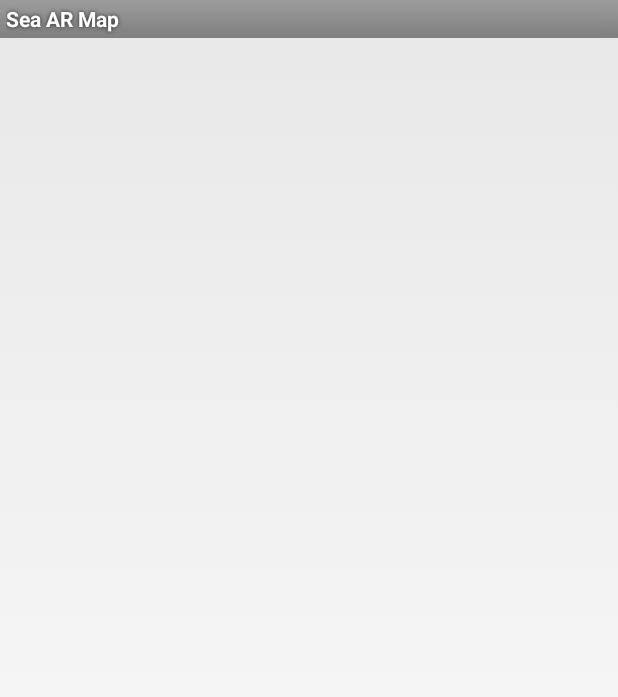
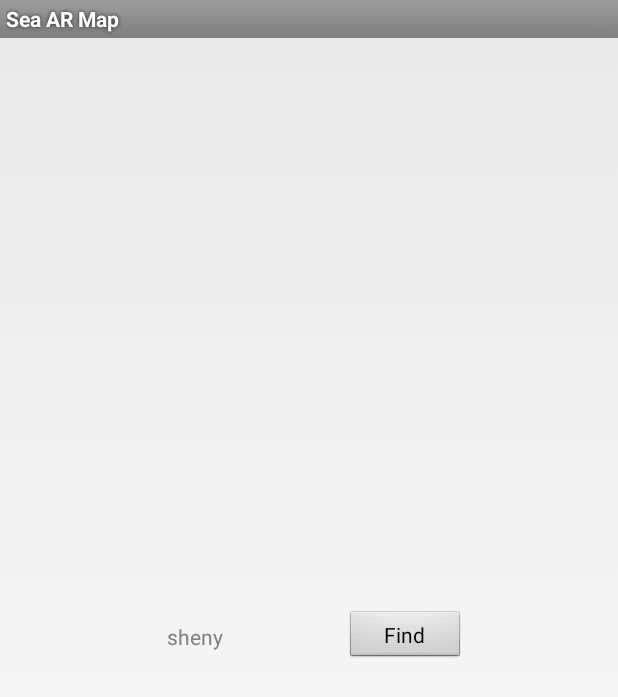
Before and after one commit to PierisRapae/hackathon, an Android app: the layout activity_search_by_name.xml on its own in the app's theme, with its tools: preview values and no code run, on a phone screen of 412 x 824 dp. Shown: the top 697 px of the screen. Run offline under Robolectric (Android 15) with nearby library versions, the phone set to English and light mode, and no system bars.

Commit message:
search by name page

```diff
--- a/app/build.gradle
+++ b/app/build.gradle
@@ -7,7 +7,7 @@ android {
         applicationId "com.google.ar.core.codelab.cloudanchor"
 
         // 24 is the minimum since ARCore only works with 24 and higher.
-        minSdkVersion 24
+        minSdkVersion 26
         targetSdkVersion 27
         versionCode 1
         versionName "1.0"
--- a/app/src/main/java/com/google/ar/core/codelab/cloudanchor/MainActivity3.java
+++ b/app/src/main/java/com/google/ar/core/codelab/cloudanchor/MainActivity3.java
@@ -187,7 +187,6 @@ public class MainActivity3 extends AppCompatActivity {
 
         // Lastly request CAMERA permission which is required by ARCore.
         DemoUtils.requestCameraPermission(this, RC_PERMISSIONS);
-
 
         // Set an update listener on the Scene that will hide the loading message once a Plane is detected.
         arSceneView
--- a/app/src/main/java/com/google/ar/core/codelab/cloudanchor/SearchByNameActivity.java
+++ b/app/src/main/java/com/google/ar/core/codelab/cloudanchor/SearchByNameActivity.java
@@ -3,8 +3,13 @@ package com.google.ar.core.codelab.cloudanchor;
 import android.os.Bundle;
 import android.support.annotation.Nullable;
 import android.support.v7.app.AppCompatActivity;
+import android.widget.Button;
+import android.widget.TextView;
 
 public class SearchByNameActivity extends AppCompatActivity {
+    private TextView tvName;
+    private Button btnFind;
+
     @Override
     protected void onCreate(@Nullable Bundle savedInstanceState) {
         super.onCreate(savedInstanceState);
--- a/app/src/main/res/layout/activity_search_by_name.xml
+++ b/app/src/main/res/layout/activity_search_by_name.xml
@@ -1,6 +1,22 @@
 <?xml version="1.0" encoding="utf-8"?>
 <LinearLayout xmlns:android="http://schemas.android.com/apk/res/android"
     android:layout_width="match_parent"
-    android:layout_height="match_parent">
+    android:layout_height="match_parent"
+    android:padding="30dp">
+
+    <TextView
+        android:id="@+id/tv_name"
+        android:layout_width="200dp"
+        android:layout_height="36dp"
+        android:layout_gravity="center"
+        android:gravity="center"
+        android:hint="sheny" />
+
+    <Button
+        android:id="@+id/btn_find"
+        android:layout_width="80dp"
+        android:layout_height="36dp"
+        android:layout_gravity="center"
+        android:text="Find" />
 
 </LinearLayout>
```
